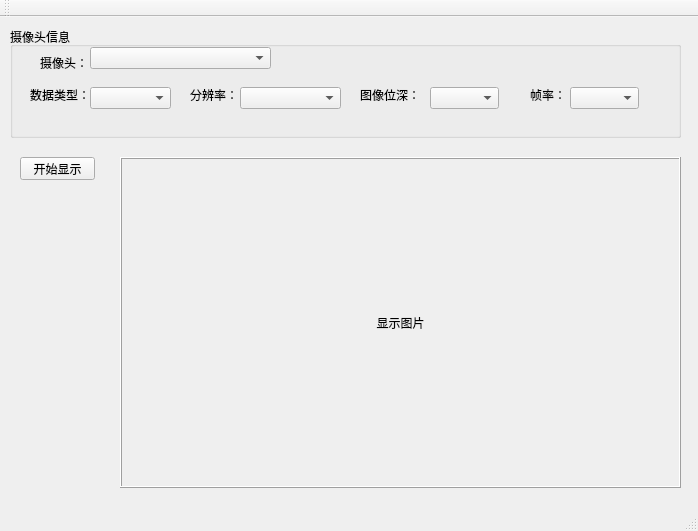
First picture: the form in CameraTools/CameraTools/CameraTools.ui, repository K0bai/CameraTools, before the edit.
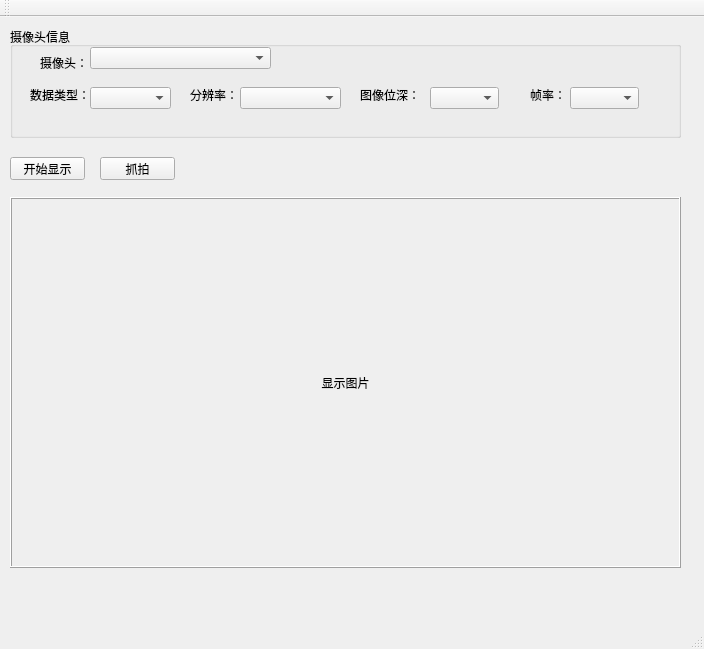
Second picture: the form after the edit.

What changed in the file:
```diff
--- a/CameraTools/CameraTools/CameraTools.ui
+++ b/CameraTools/CameraTools/CameraTools.ui
@@ -6,8 +6,8 @@
    <rect>
     <x>0</x>
     <y>0</y>
-    <width>698</width>
-    <height>531</height>
+    <width>704</width>
+    <height>649</height>
    </rect>
   </property>
   <property name="windowTitle">
@@ -145,7 +145,7 @@
    <widget class="QPushButton" name="pushButton_StartShow">
     <property name="geometry">
      <rect>
-      <x>20</x>
+      <x>10</x>
       <y>140</y>
       <width>75</width>
       <height>23</height>
@@ -158,10 +158,10 @@
    <widget class="QLabel" name="label_show_picture">
     <property name="geometry">
      <rect>
-      <x>120</x>
-      <y>140</y>
-      <width>561</width>
-      <height>331</height>
+      <x>10</x>
+      <y>180</y>
+      <width>671</width>
+      <height>371</height>
      </rect>
     </property>
     <property name="autoFillBackground">
@@ -180,6 +180,19 @@
      <set>Qt::AlignCenter</set>
     </property>
    </widget>
+   <widget class="QPushButton" name="pushButton_Grab">
+    <property name="geometry">
+     <rect>
+      <x>100</x>
+      <y>140</y>
+      <width>75</width>
+      <height>23</height>
+     </rect>
+    </property>
+    <property name="text">
+     <string>抓拍</string>
+    </property>
+   </widget>
   </widget>
   <widget class="QMenuBar" name="menuBar">
    <property name="geometry">
```
Left out of the diff: 27 changed lines with no effect on the pictures.
